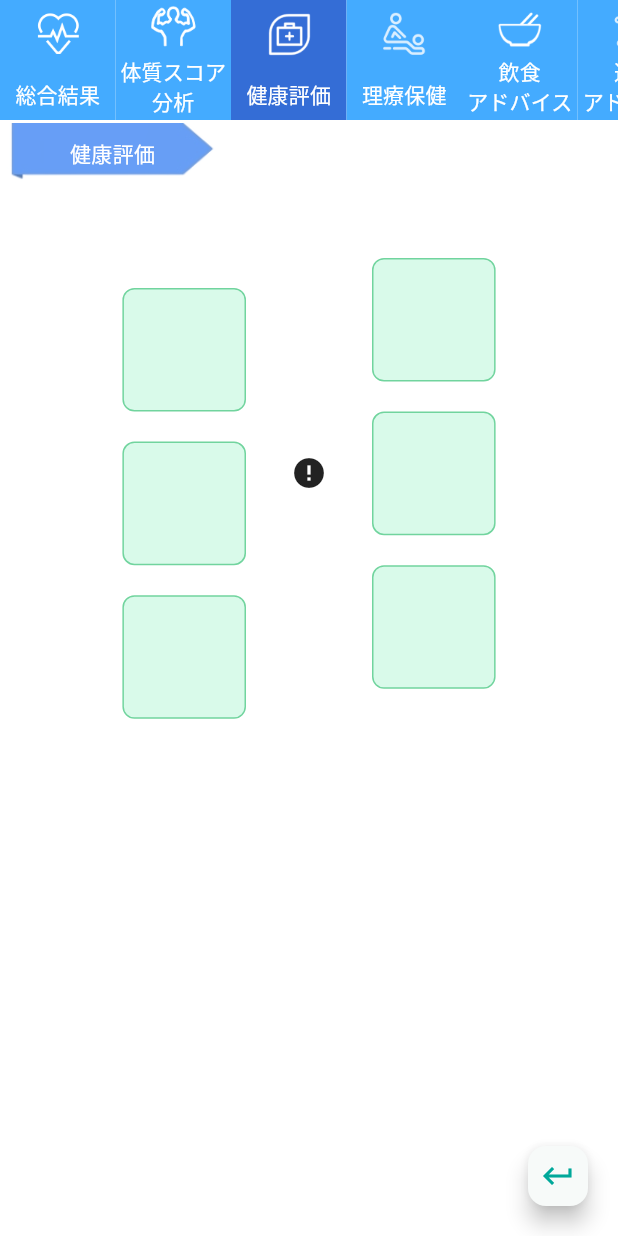
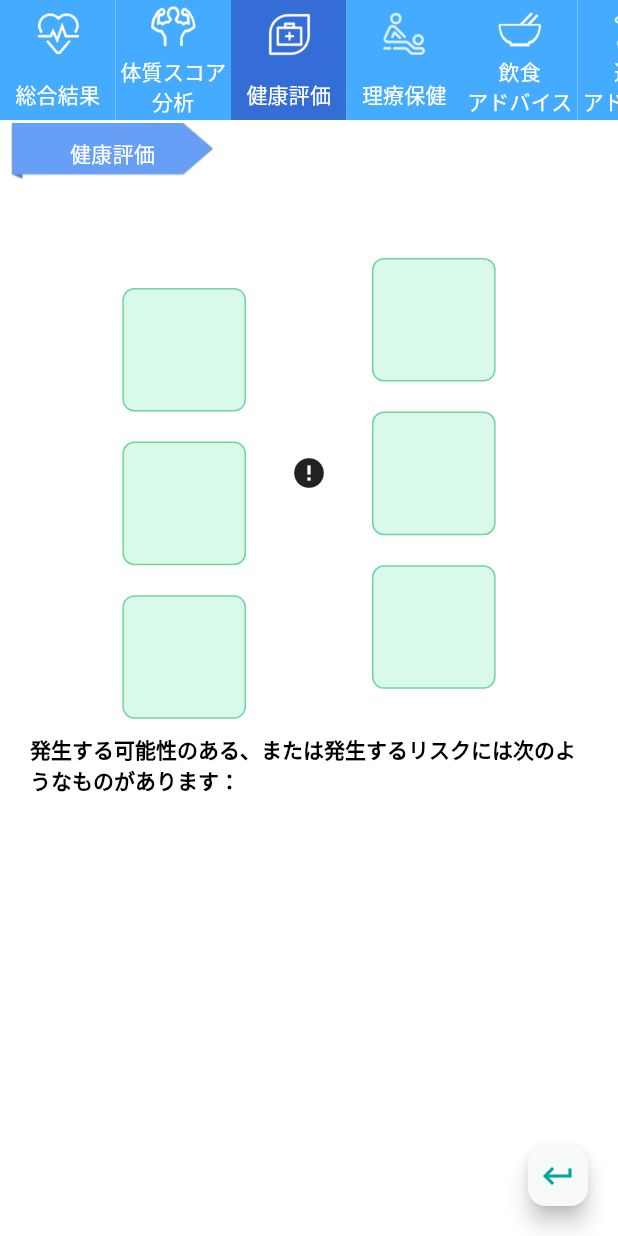
Before and after one commit to OYATSUTEAM/Pulse_Diagnosis, a Flutter app: the Pulseresultpage screen opened directly, swiped to page 3, on a phone screen of 412 x 824 dp. Run offline on Flutter 3.47's test engine with Material 3 defaults, Android fonts, the phone set to English and light mode, and no system bars; our stand-ins replace cloud_firestore, easy_localization, firebase_auth, firebase_core, flutter_otp_text_field, percent_indicator and 1 more; missing offline and left inert: mobile_scanner; accounts and stored records are empty; network calls fail.

Commit message:
'update'

```diff
--- a/lib/Pages/Results/Health_Assessment.dart
+++ b/lib/Pages/Results/Health_Assessment.dart
@@ -130,6 +130,12 @@ class _HealthAssessmentState extends State<HealthAssessment> {
                         ),
                       ],
                     ),
+                    RichText(
+                        text: TextSpan(
+                      text: '発生する可能性のある、または発生するリスクには次のようなものがあります：',
+                      style: TextStyle(
+                          color: Colors.black, fontWeight: FontWeight.bold),
+                    )),
                     ListView.builder(
                         physics: NeverScrollableScrollPhysics(),
                         shrinkWrap: true,
```
